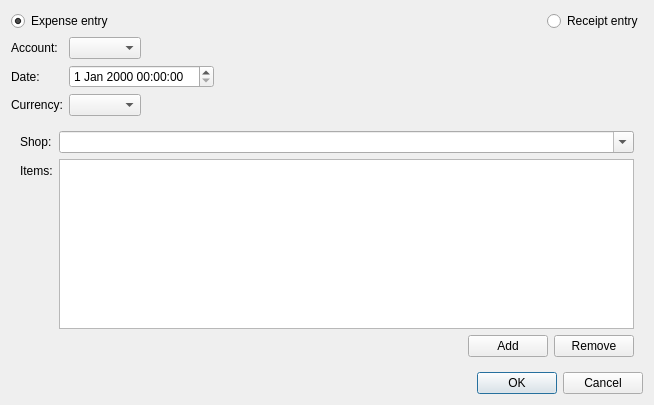
First picture: the form in src/plugins/poleemery/operationpropsdialog.ui, repository 0xd34df00d/leechcraft, before the edit.
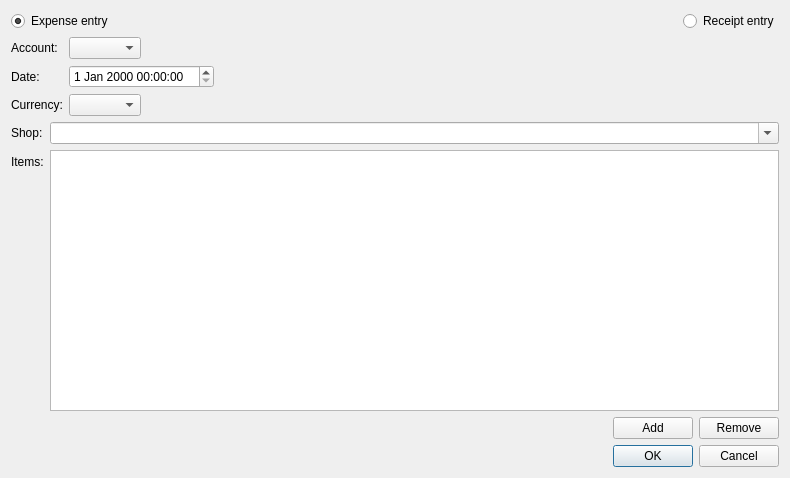
Second picture: the form after the edit. Custom widgets are drawn as their Qt base class.

Commit message: [PY] Little UI improvements in op dialog.

Diff of the .ui file:
```diff
--- a/src/plugins/poleemery/operationpropsdialog.ui
+++ b/src/plugins/poleemery/operationpropsdialog.ui
@@ -6,8 +6,8 @@
    <rect>
     <x>0</x>
     <y>0</y>
-    <width>654</width>
-    <height>405</height>
+    <width>790</width>
+    <height>478</height>
    </rect>
   </property>
   <property name="windowTitle">
@@ -95,6 +95,9 @@
        <property name="fieldGrowthPolicy">
         <enum>QFormLayout::ExpandingFieldsGrow</enum>
        </property>
+       <property name="margin">
+        <number>0</number>
+       </property>
        <item row="0" column="0">
         <widget class="QLabel" name="label_7">
          <property name="text">
@@ -126,7 +129,17 @@
         </widget>
        </item>
        <item row="1" column="1">
-        <widget class="QTreeView" name="ItemsView_"/>
+        <widget class="QTreeView" name="ItemsView_">
+         <property name="sizePolicy">
+          <sizepolicy hsizetype="Expanding" vsizetype="Expanding">
+           <horstretch>0</horstretch>
+           <verstretch>1</verstretch>
+          </sizepolicy>
+         </property>
+         <property name="rootIsDecorated">
+          <bool>false</bool>
+         </property>
+        </widget>
        </item>
        <item row="2" column="1">
         <layout class="QHBoxLayout" name="horizontalLayout_3">
```
Left out of the diff: 3 changed lines with no effect on the pictures.
